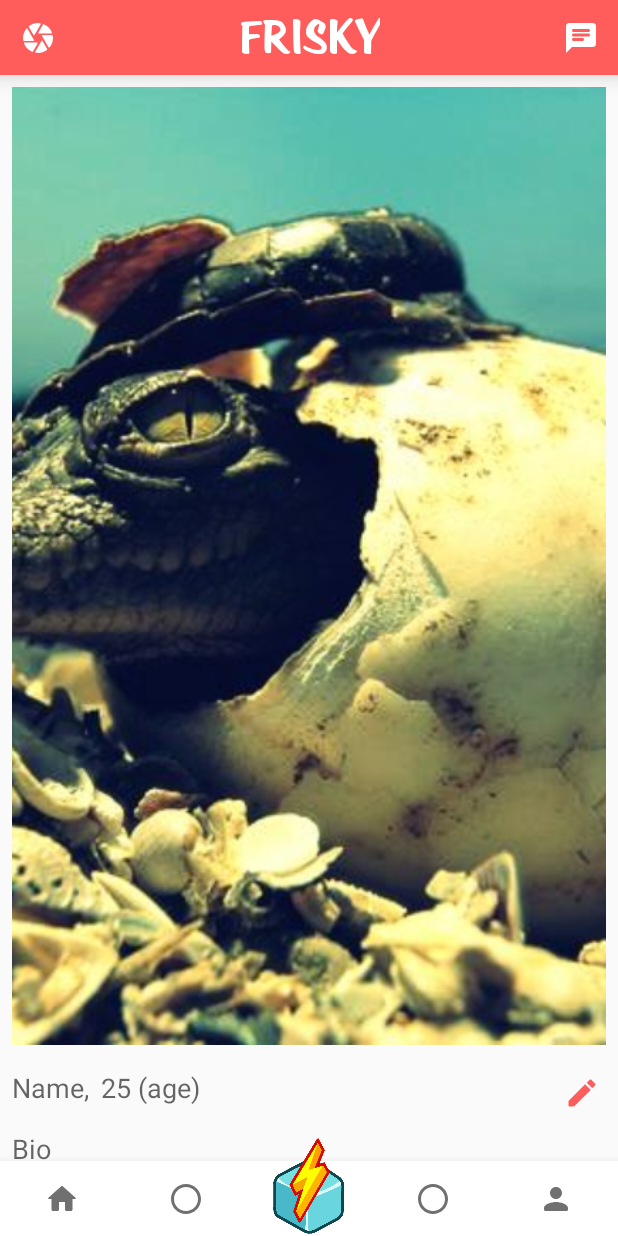
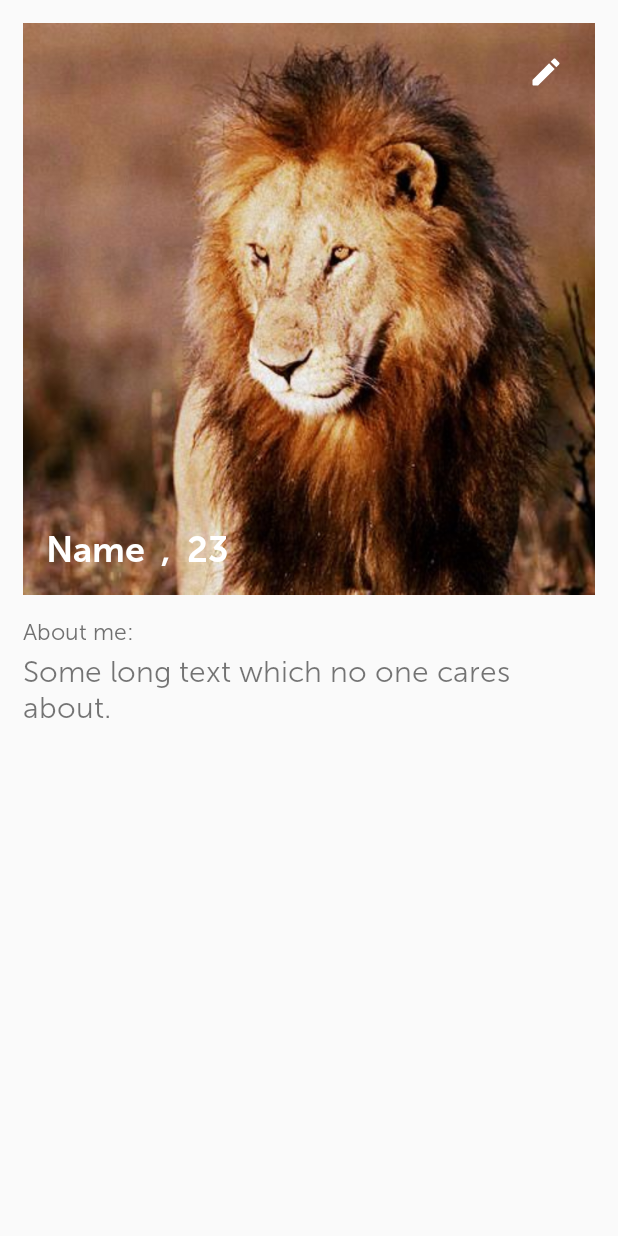
Before and after one commit to ameydeshmukhcode/friskyicebreaker, an Android app: the HomeActivity screen opened directly, with no data from a screen before it, after a tap on an icon or button, on a phone screen of 412 x 824 dp. Run offline under Robolectric (Android 15) with nearby library versions, the light colour scheme and no system bars.

Commit message:
Removed old ProfileFragment and added ProfileActivity

```diff
--- a/app/src/main/java/com/frisky/icebreaker/ui/HomeActivity.java
+++ b/app/src/main/java/com/frisky/icebreaker/ui/HomeActivity.java
@@ -1,5 +1,6 @@
 package com.frisky.icebreaker.ui;
 
+import android.content.Intent;
 import android.os.Bundle;
 import android.support.v4.app.Fragment;
 import android.support.v7.app.AppCompatActivity;
@@ -7,7 +8,7 @@ import android.view.View;
 import android.widget.ImageButton;
 
 import com.frisky.icebreaker.R;
-import com.frisky.icebreaker.ui.profile.ProfileFragment;
+import com.frisky.icebreaker.ui.profile.ProfileActivity;
 import com.frisky.icebreaker.ui.pubs.PubViewFragment;
 import com.frisky.icebreaker.ui.social.SocialFragment;
 import com.frisky.icebreaker.ui.social.UsersListFragment;
@@ -64,7 +65,8 @@ public class HomeActivity extends AppCompatActivity {
         mBottomNavProfileButton.setOnClickListener(new View.OnClickListener() {
             @Override
             public void onClick(View v) {
-                loadFragment(new ProfileFragment());
+                Intent startProfileActivity = new Intent(getApplicationContext(), ProfileActivity.class);
+                startActivity(startProfileActivity);
             }
         });
 
--- /dev/null
+++ b/app/src/main/java/com/frisky/icebreaker/ui/profile/ProfileActivity.java
@@ -0,0 +1,38 @@
+package com.frisky.icebreaker.ui.profile;
+
+import android.content.Intent;
+import android.support.v4.view.ViewPager;
+import android.support.v7.app.AppCompatActivity;
+import android.os.Bundle;
+import android.view.View;
+import android.widget.ImageButton;
+
+import com.frisky.icebreaker.R;
+
+public class ProfileActivity extends AppCompatActivity {
+
+    ImageButton mEditButton;
+    ViewPager mProfileImagePager;
+    ProfileImageAdapter mProfileImageAdapter;
+
+    @Override
+    protected void onCreate(Bundle savedInstanceState) {
+        super.onCreate(savedInstanceState);
+        setContentView(R.layout.activity_profile);
+
+        mEditButton = findViewById(R.id.button_edit);
+        mEditButton.setOnClickListener(new View.OnClickListener() {
+            @Override
+            public void onClick(View v) {
+                //TODO Start edit profile activity here
+                Intent editProfile = new Intent(getApplicationContext(), EditProfileActivity.class);
+                startActivity(editProfile);
+            }
+        });
+
+        mProfileImageAdapter = new ProfileImageAdapter(getApplicationContext());
+
+        mProfileImagePager = findViewById(R.id.pager_profile_images);
+        mProfileImagePager.setAdapter(mProfileImageAdapter);
+    }
+}
--- a/app/src/main/java/com/frisky/icebreaker/ui/profile/ProfileFragment.java
+++ /dev/null
@@ -1,44 +0,0 @@
-package com.frisky.icebreaker.ui.profile;
-
-import android.content.Intent;
-import android.os.Bundle;
-import android.support.annotation.NonNull;
-import android.support.annotation.Nullable;
-import android.support.v4.app.Fragment;
-import android.support.v4.view.ViewPager;
-import android.view.LayoutInflater;
-import android.view.View;
-import android.view.ViewGroup;
-import android.widget.ImageButton;
-
-import com.frisky.icebreaker.R;
-
-public class ProfileFragment extends Fragment {
-
-    ImageButton mEditButton;
-    ViewPager mProfileImagePager;
-    ProfileImageAdapter mProfileImageAdapter;
-
-    @Nullable
-    @Override
-    public View onCreateView(@NonNull LayoutInflater inflater, @Nullable ViewGroup container, @Nullable Bundle savedInstanceState) {
-        View view = inflater.inflate(R.layout.fragment_profile_view, null);
-
-        mEditButton = view.findViewById(R.id.button_edit);
-        mEditButton.setOnClickListener(new View.OnClickListener() {
-            @Override
-            public void onClick(View v) {
-                //TODO Start edit profile activity here
-                Intent editProfile = new Intent(getContext(), EditProfileActivity.class);
-                startActivity(editProfile);
-            }
-        });
-
-        mProfileImageAdapter = new ProfileImageAdapter(getContext());
-
-        mProfileImagePager = view.findViewById(R.id.pager_profile_images);
-        mProfileImagePager.setAdapter(mProfileImageAdapter);
-
-        return view;
-    }
-}
--- a/app/src/main/java/com/frisky/icebreaker/ui/profile/ProfileImageAdapter.java
+++ b/app/src/main/java/com/frisky/icebreaker/ui/profile/ProfileImageAdapter.java
@@ -16,9 +16,7 @@ public class ProfileImageAdapter extends PagerAdapter {
     LayoutInflater mLayoutInflater;
 
     int[] mImageList = {
-            R.drawable.sample_1,
             R.drawable.sample_2,
-            R.drawable.sample_3,
             R.drawable.sample_4,
             R.drawable.sample_5
     };
--- /dev/null
+++ b/app/src/main/res/layout/activity_profile.xml
@@ -0,0 +1,108 @@
+<?xml version="1.0" encoding="utf-8"?>
+<android.support.constraint.ConstraintLayout xmlns:android="http://schemas.android.com/apk/res/android"
+    xmlns:app="http://schemas.android.com/apk/res-auto"
+    xmlns:tools="http://schemas.android.com/tools"
+    android:layout_width="match_parent"
+    android:layout_height="match_parent"
+    tools:context=".ui.profile.ProfileActivity">
+
+    <android.support.v4.view.ViewPager
+        android:id="@+id/pager_profile_images"
+        android:layout_width="0dp"
+        android:layout_height="0dp"
+        android:layout_margin="15dp"
+        android:visibility="visible"
+        app:layout_constraintDimensionRatio="1:1"
+        app:layout_constraintEnd_toEndOf="parent"
+        app:layout_constraintStart_toStartOf="parent"
+        app:layout_constraintTop_toTopOf="parent">
+
+    </android.support.v4.view.ViewPager>
+
+    <TextView
+        android:id="@+id/text_name"
+        android:layout_width="wrap_content"
+        android:layout_height="wrap_content"
+        android:layout_marginStart="10dp"
+        android:layout_marginBottom="10dp"
+        android:fontFamily="@font/museosans700"
+        android:padding="5dp"
+        android:text="@string/name"
+        android:textAppearance="@style/TextAppearance.AppCompat.Medium"
+        android:textColor="@color/textLight"
+        android:textSize="24sp"
+        app:layout_constraintBottom_toBottomOf="@+id/pager_profile_images"
+        app:layout_constraintStart_toStartOf="@+id/pager_profile_images" />
+
+    <TextView
+        android:id="@+id/comma"
+        android:layout_width="wrap_content"
+        android:layout_height="wrap_content"
+        android:fontFamily="@font/museosans700"
+        android:padding="5dp"
+        android:text="@string/comma"
+        android:textAppearance="@style/TextAppearance.AppCompat.Medium"
+        android:textColor="@color/textLight"
+        android:textSize="24sp"
+        app:layout_constraintBottom_toBottomOf="@+id/text_name"
+        app:layout_constraintStart_toEndOf="@+id/text_name"
+        app:layout_constraintTop_toTopOf="@+id/text_name" />
+
+    <TextView
+        android:id="@+id/text_age"
+        android:layout_width="wrap_content"
+        android:layout_height="wrap_content"
+        android:fontFamily="@font/museosans700"
+        android:padding="5dp"
+        android:text="@string/placeholder_number"
+        android:textAppearance="@style/TextAppearance.AppCompat.Medium"
+        android:textColor="@color/textLight"
+        android:textSize="24sp"
+        app:layout_constraintBottom_toBottomOf="@+id/text_name"
+        app:layout_constraintStart_toEndOf="@+id/comma"
+        app:layout_constraintTop_toTopOf="@+id/text_name" />
+
+    <android.support.constraint.ConstraintLayout
+        android:id="@+id/layout_bio"
+        android:layout_width="0dp"
+        android:layout_height="wrap_content"
+        android:layout_margin="15dp"
+        app:layout_constraintEnd_toEndOf="parent"
+        app:layout_constraintStart_toStartOf="parent"
+        app:layout_constraintTop_toBottomOf="@+id/pager_profile_images">
+
+        <TextView
+            android:id="@+id/about_me"
+            android:layout_width="wrap_content"
+            android:layout_height="wrap_content"
+            android:fontFamily="@font/museosans300"
+            android:text="@string/about_me"
+            android:textColor="@color/textDark"
+            android:textSize="15sp"
+            app:layout_constraintStart_toStartOf="parent"
+            app:layout_constraintTop_toTopOf="parent" />
+
+        <TextView
+            android:id="@+id/text_bio"
+            android:layout_width="wrap_content"
+            android:layout_height="wrap_content"
+            android:layout_marginTop="5dp"
+            android:fontFamily="@font/museosans300"
+            android:text="Some long text which no one cares about."
+            android:textSize="20sp"
+            app:layout_constraintStart_toStartOf="parent"
+            app:layout_constraintTop_toBottomOf="@+id/about_me" />
+    </android.support.constraint.ConstraintLayout>
+
+    <ImageButton
+        android:id="@+id/button_edit"
+        android:layout_width="45dp"
+        android:layout_height="45dp"
+        android:layout_margin="10dp"
+        android:background="@color/transparent"
+        android:src="@drawable/round_edit_24"
+        android:tint="@color/tintLight"
+        app:layout_constraintEnd_toEndOf="@+id/pager_profile_images"
+        app:layout_constraintTop_toTopOf="@+id/pager_profile_images" />
+
+</android.support.constraint.ConstraintLayout>
--- a/app/src/main/res/layout/content_view_profile.xml
+++ b/app/src/main/res/layout/content_view_profile.xml
@@ -8,8 +8,4 @@
     tools:context=".ui.profile.ViewProfileActivity"
     tools:showIn="@layout/activity_view_profile">
 
-    <include
-        layout="@layout/fragment_profile_view"
-        android:layout_width="wrap_content"
-        android:layout_height="wrap_content" />
 </android.support.constraint.ConstraintLayout>
--- a/app/src/main/res/layout/fragment_profile_view.xml
+++ /dev/null
@@ -1,108 +0,0 @@
-<?xml version="1.0" encoding="utf-8"?>
-<LinearLayout xmlns:android="http://schemas.android.com/apk/res/android"
-    xmlns:app="http://schemas.android.com/apk/res-auto"
-    xmlns:tools="http://schemas.android.com/tools"
-    android:layout_width="match_parent"
-    android:layout_height="match_parent"
-    android:orientation="vertical">
-
-    <android.support.v4.view.ViewPager
-        android:id="@+id/pager_profile_images"
-        android:layout_width="wrap_content"
-        android:layout_height="0dp"
-        android:layout_margin="8dp"
-        android:layout_weight="1"
-        android:visibility="visible">
-
-    </android.support.v4.view.ViewPager>
-
-    <android.support.constraint.ConstraintLayout
-        android:layout_width="match_parent"
-        android:layout_height="0dp"
-        android:layout_weight="1"
-        android:visibility="visible">
-
-        <TextView
-            android:id="@+id/text_name"
-            android:layout_width="wrap_content"
-            android:layout_height="wrap_content"
-            android:layout_marginStart="8dp"
-            android:layout_marginTop="8dp"
-            android:text="@string/name"
-            android:textAppearance="@style/TextAppearance.AppCompat.Medium"
-            app:layout_constraintStart_toStartOf="parent"
-            app:layout_constraintTop_toTopOf="parent" />
-
-        <TextView
-            android:id="@+id/comma"
-            android:layout_width="wrap_content"
-            android:layout_height="wrap_content"
-            android:layout_marginTop="8dp"
-            android:text="@string/comma"
-            android:textAppearance="@style/TextAppearance.AppCompat.Medium"
-            app:layout_constraintStart_toEndOf="@+id/text_name"
-            app:layout_constraintTop_toTopOf="parent" />
-
-        <TextView
-            android:id="@+id/text_age"
-            android:layout_width="wrap_content"
-            android:layout_height="wrap_content"
-            android:layout_marginStart="8dp"
-            android:layout_marginTop="8dp"
-            android:text="25 (age)"
-            android:textAppearance="@style/TextAppearance.AppCompat.Medium"
-            app:layout_constraintStart_toEndOf="@+id/comma"
-            app:layout_constraintTop_toTopOf="parent" />
-
-        <TextView
-            android:id="@+id/bio"
-            android:layout_width="wrap_content"
-            android:layout_height="wrap_content"
-            android:layout_marginStart="8dp"
-            android:layout_marginTop="16dp"
-            android:text="@string/bio"
-            android:textAppearance="@style/TextAppearance.AppCompat.Medium"
-            app:layout_constraintStart_toStartOf="parent"
-            app:layout_constraintTop_toBottomOf="@+id/text_name" />
-
-        <TextView
-            android:id="@+id/text_bio"
-            android:layout_width="0dp"
-            android:layout_height="wrap_content"
-            android:layout_marginStart="8dp"
-            android:layout_marginTop="8dp"
-            android:layout_marginEnd="8dp"
-            android:text="Some very long text that no one really cares about (BIO)"
-            android:textAppearance="@style/TextAppearance.AppCompat.Caption"
-            app:layout_constraintEnd_toEndOf="parent"
-            app:layout_constraintStart_toStartOf="parent"
-            app:layout_constraintTop_toBottomOf="@+id/bio" />
-
-        <TextView
-            android:id="@+id/something_else"
-            android:layout_width="wrap_content"
-            android:layout_height="wrap_content"
-            android:layout_marginStart="8dp"
-            android:layout_marginTop="16dp"
-            android:text="Something Else?"
-            android:textAppearance="@style/TextAppearance.AppCompat.Medium"
-            app:layout_constraintStart_toStartOf="parent"
-            app:layout_constraintTop_toBottomOf="@+id/text_bio" />
-
-        <ImageButton
-            android:id="@+id/button_edit"
-            android:layout_width="wrap_content"
-            android:layout_height="wrap_content"
-            android:layout_marginTop="8dp"
-            android:layout_marginEnd="8dp"
-            android:background="@android:color/transparent"
-            android:padding="4dp"
-            android:scaleType="fitCenter"
-            android:tint="@color/colorPrimaryDark"
-            app:layout_constraintEnd_toEndOf="parent"
-            app:layout_constraintTop_toTopOf="parent"
-            app:srcCompat="@drawable/round_edit_24" />
-
-    </android.support.constraint.ConstraintLayout>
-
-</LinearLayout>
--- a/app/src/main/res/values/strings.xml
+++ b/app/src/main/res/values/strings.xml
@@ -27,6 +27,10 @@
     <string name="ping_send">You have pinged </string>
     <!--IceBreaker-->
     <string name="hide_visibility">Hide Visibility</string>
+    <!--Profile-->
+    <string name="about_me">About me:</string>
+    <string name="sample_bio">Some long text which no one cares about.</string>
+    <string name="edit_profile">Edit Profile</string>
 
     <!--Pub Activity-->
     <string name="live_count">Live count</string>
```
Also changed, not shown: app/src/main/AndroidManifest.xml (+5 -2 lines).
